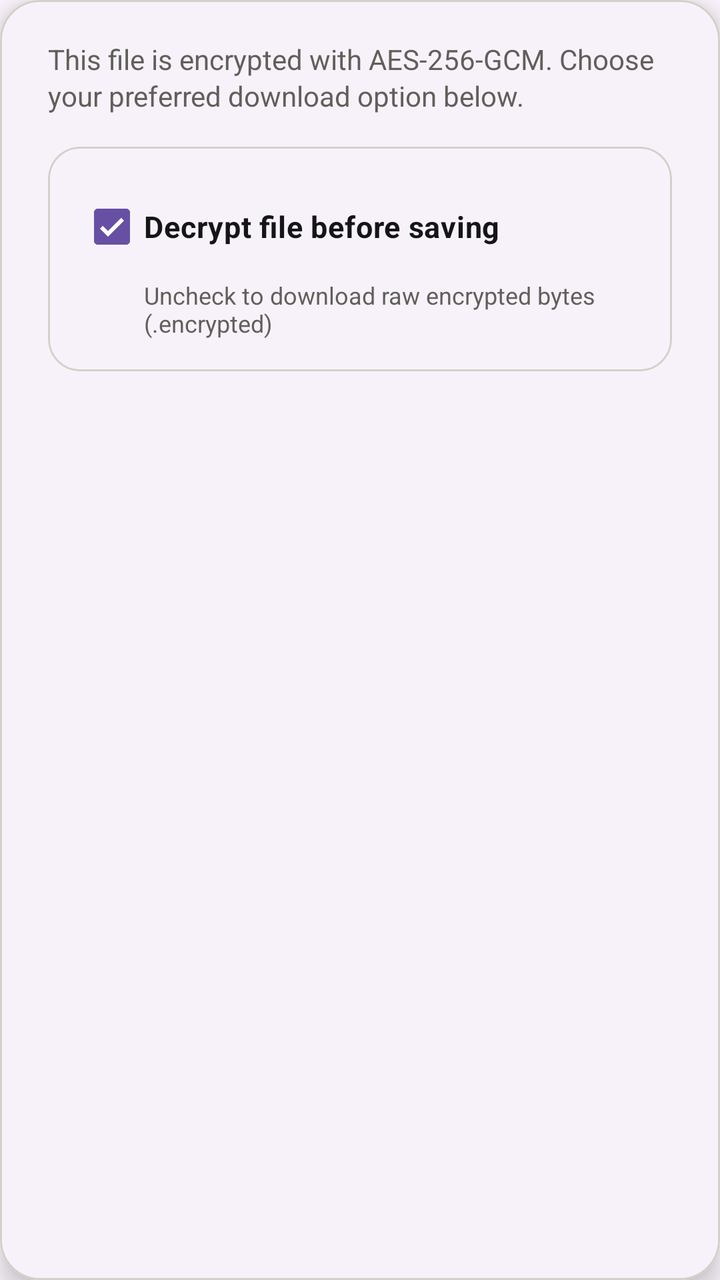
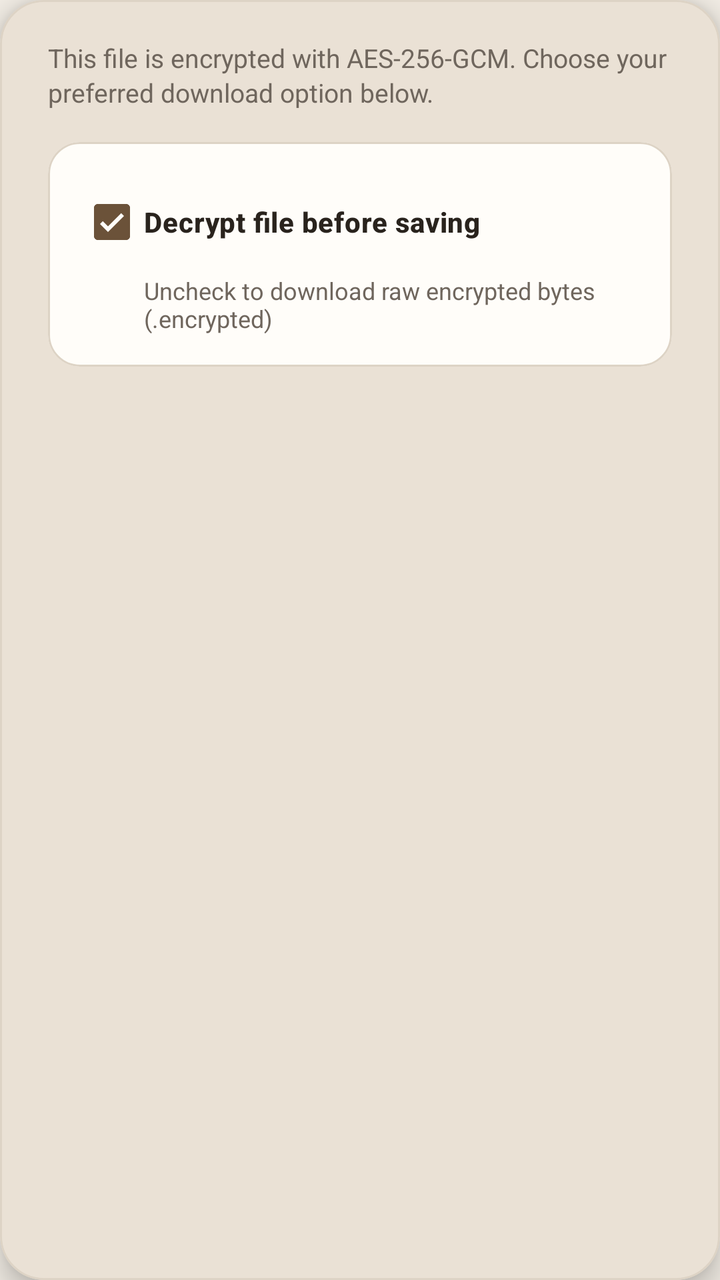

Before-and-after screenshots of an Android layout around one commit, followed by the original layout XML and the change that was made.
<!-- AndroidManifest.xml: application theme Theme.CipherVault -->
<!-- res/layout/dialog_download_options.xml -->
<?xml version="1.0" encoding="utf-8"?>
<com.google.android.material.card.MaterialCardView
    xmlns:android="http://schemas.android.com/apk/res/android"
    xmlns:app="http://schemas.android.com/apk/res-auto"
    android:layout_width="match_parent"
    android:layout_height="wrap_content"
    app:cardCornerRadius="20dp"
    app:cardElevation="8dp"
    app:strokeWidth="1dp"
    app:strokeColor="?attr/colorOutlineVariant"
    app:cardBackgroundColor="?attr/colorSurfaceContainerLow">

    <LinearLayout
        android:layout_width="match_parent"
        android:layout_height="wrap_content"
        android:orientation="vertical"
        android:paddingHorizontal="24dp"
        android:paddingTop="20dp"
        android:paddingBottom="16dp">

        
        <TextView
            android:id="@+id/tvDialogMessage"
            android:layout_width="match_parent"
            android:layout_height="wrap_content"
            android:text="@string/download_dialog_msg_aes"
            android:textColor="?attr/colorOnSurfaceVariant"
            android:textSize="14sp"
            android:lineSpacingExtra="2dp" />

        
        <com.google.android.material.card.MaterialCardView
            style="@style/Widget.Material3.CardView.Filled"
            android:layout_width="match_parent"
            android:layout_height="wrap_content"
            android:layout_marginTop="16dp"
            app:cardCornerRadius="16dp"
            app:cardElevation="0dp"
            app:strokeWidth="1dp"
            app:strokeColor="?attr/colorOutlineVariant"
            app:cardBackgroundColor="?attr/colorSurfaceContainerLow">

            <LinearLayout
                android:layout_width="match_parent"
                android:layout_height="wrap_content"
                android:orientation="vertical"
                android:padding="16dp">

                <com.google.android.material.checkbox.MaterialCheckBox
                    android:id="@+id/cbDecrypt"
                    android:layout_width="match_parent"
                    android:layout_height="wrap_content"
                    android:checked="true"
                    android:text="@string/cb_decrypt_label"
                    android:textColor="?attr/colorOnSurface"
                    android:textSize="15sp"
                    android:textStyle="bold" />

                <TextView
                    android:id="@+id/tvDecryptHint"
                    android:layout_width="match_parent"
                    android:layout_height="wrap_content"
                    android:layout_marginStart="32dp"
                    android:layout_marginTop="2dp"
                    android:text="@string/cb_decrypt_hint"
                    android:textColor="?attr/colorOnSurfaceVariant"
                    android:textSize="12sp" />
            </LinearLayout>
        </com.google.android.material.card.MaterialCardView>

    </LinearLayout>
</com.google.android.material.card.MaterialCardView>
<!-- resources referenced by this layout -->
<resources>
  <style name="Theme.CipherVault" parent="Theme.Material3.DayNight.NoActionBar">
          
          <item name="colorSurface">@color/md_theme_light_surface</item>
          <item name="colorOnSurface">@color/md_theme_light_onSurface</item>
          <item name="colorSurfaceVariant">@color/md_theme_light_surfaceVariant</item>
          <item name="colorOnSurfaceVariant">@color/md_theme_light_onSurfaceVariant</item>
          <item name="colorOutline">@color/md_theme_light_outline</item>
          <item name="colorOutlineVariant">@color/md_theme_light_outlineVariant</item>
  
          
          <item name="android:statusBarColor">@android:color/transparent</item>
          <item name="android:navigationBarColor">@android:color/transparent</item>
          <item name="android:windowLightStatusBar">true</item>
          <item name="android:windowLightNavigationBar" tools:targetApi="o_mr1">true</item>
      </style>
  <color name="md_theme_light_surface">#F9F8F6</color>
  <color name="md_theme_light_onSurface">#151518</color>
  <color name="md_theme_light_surfaceVariant">#E6E3DD</color>
  <color name="md_theme_light_onSurfaceVariant">#605F5A</color>
  <color name="md_theme_light_outline">#8A8882</color>
  <color name="md_theme_light_outlineVariant">#D4D0C8</color>
  <!-- unchanged entries left out for length: 3 -->
</resources>

<!-- the commit's change to res/layout/dialog_download_options.xml (unified diff, before → after) -->
@@ -4,7 +4,7 @@
     xmlns:app="http://schemas.android.com/apk/res-auto"
     android:layout_width="match_parent"
     android:layout_height="wrap_content"
-    app:cardCornerRadius="20dp"
+    app:cardCornerRadius="22dp"
     app:cardElevation="8dp"
     app:strokeWidth="1dp"
     app:strokeColor="?attr/colorOutlineVariant"
@@ -18,17 +18,15 @@
         android:paddingTop="20dp"
         android:paddingBottom="16dp">
 
-        
         <TextView
             android:id="@+id/tvDialogMessage"
             android:layout_width="match_parent"
             android:layout_height="wrap_content"
             android:text="@string/download_dialog_msg_aes"
             android:textColor="?attr/colorOnSurfaceVariant"
-            android:textSize="14sp"
+            android:textSize="13sp"
             android:lineSpacingExtra="2dp" />
 
-        
         <com.google.android.material.card.MaterialCardView
             style="@style/Widget.Material3.CardView.Filled"
             android:layout_width="match_parent"
@@ -38,7 +36,7 @@
             app:cardElevation="0dp"
             app:strokeWidth="1dp"
             app:strokeColor="?attr/colorOutlineVariant"
-            app:cardBackgroundColor="?attr/colorSurfaceContainerLow">
+            app:cardBackgroundColor="?attr/colorSurfaceContainer">
 
             <LinearLayout
                 android:layout_width="match_parent"
@@ -53,7 +51,8 @@
                     android:checked="true"
                     android:text="@string/cb_decrypt_label"
                     android:textColor="?attr/colorOnSurface"
-                    android:textSize="15sp"
+                    android:textSize="14sp"
+                    android:fontFamily="sans-serif-medium"
                     android:textStyle="bold" />
 
                 <TextView
<!-- resource entries referenced after the edit -->
@@ -2,25 +2,82 @@
 <resources>
   <style name="Theme.CipherVault" parent="Theme.Material3.DayNight.NoActionBar">
           
-          <item name="colorSurface">@color/md_theme_light_surface</item>
-          <item name="colorOnSurface">@color/md_theme_light_onSurface</item>
-          <item name="colorSurfaceVariant">@color/md_theme_light_surfaceVariant</item>
-          <item name="colorOnSurfaceVariant">@color/md_theme_light_onSurfaceVariant</item>
-          <item name="colorOutline">@color/md_theme_light_outline</item>
-          <item name="colorOutlineVariant">@color/md_theme_light_outlineVariant</item>
+          <item name="colorPrimary">@color/cv_light_primary_brown</item>
+          <item name="colorOnPrimary">@color/cv_light_surface</item>
+          <item name="colorPrimaryContainer">@color/cv_light_surface_container</item>
+          <item name="colorOnPrimaryContainer">@color/cv_light_text_primary</item>
+  
+          <item name="colorSecondary">@color/cv_light_caramel</item>
+          <item name="colorOnSecondary">@color/cv_light_surface</item>
+          <item name="colorSecondaryContainer">@color/cv_light_surface_elevated</item>
+          <item name="colorOnSecondaryContainer">@color/cv_light_text_primary</item>
+  
+          
+          <item name="android:colorBackground">@color/cv_light_bg</item>
+          <item name="colorSurface">@color/cv_light_bg</item>
+          <item name="colorOnSurface">@color/cv_light_text_primary</item>
+          <item name="colorSurfaceVariant">@color/cv_light_surface_container</item>
+          <item name="colorOnSurfaceVariant">@color/cv_light_text_secondary</item>
+          <item name="colorSurfaceContainer">@color/cv_light_surface</item>
+          <item name="colorSurfaceContainerLow">@color/cv_light_surface_container</item>
+          <item name="colorSurfaceContainerHigh">@color/cv_light_surface_elevated</item>
+          <item name="colorSurfaceContainerHighest">@color/cv_light_surface_container</item>
+  
+          
+          <item name="colorOutline">@color/cv_light_outline</item>
+          <item name="colorOutlineVariant">@color/cv_light_outline_variant</item>
+  
+          
+          <item name="colorError">@color/status_error</item>
+          <item name="colorOnError">#FFFFFF</item>
+          <item name="colorErrorContainer">@color/status_error_container</item>
   
           
           <item name="android:statusBarColor">@android:color/transparent</item>
           <item name="android:navigationBarColor">@android:color/transparent</item>
           <item name="android:windowLightStatusBar">true</item>
           <item name="android:windowLightNavigationBar" tools:targetApi="o_mr1">true</item>
+  
+          
+          <item name="shapeAppearanceSmallComponent">@style/ShapeAppearance.CipherVault.Small</item>
+          <item name="shapeAppearanceMediumComponent">@style/ShapeAppearance.CipherVault.Medium</item>
+          <item name="shapeAppearanceLargeComponent">@style/ShapeAppearance.CipherVault.Large</item>
+          <item name="bottomSheetDialogTheme">@style/Theme.CipherVault.BottomSheetDialog</item>
       </style>
-  <color name="md_theme_light_surface">#F9F8F6</color>
-  <color name="md_theme_light_onSurface">#151518</color>
-  <color name="md_theme_light_surfaceVariant">#E6E3DD</color>
-  <color name="md_theme_light_onSurfaceVariant">#605F5A</color>
-  <color name="md_theme_light_outline">#8A8882</color>
-  <color name="md_theme_light_outlineVariant">#D4D0C8</color>
+  <color name="cv_light_primary_brown">#6B5239</color>
+  <color name="cv_light_surface">#FFFDF9</color>
+  <color name="cv_light_surface_container">#EAE1D5</color>
+  <color name="cv_light_text_primary">#29231D</color>
+  <color name="cv_light_caramel">#A68157</color>
+  <color name="cv_light_surface_elevated">#F7F1E8</color>
+  <color name="cv_light_bg">#F3EEE6</color>
+  <color name="cv_light_text_secondary">#6F665D</color>
+  <color name="cv_light_outline">#C9BDAF</color>
+  <color name="cv_light_outline_variant">#DDD3C5</color>
+  <color name="status_error">#EF4444</color>
+  <color name="status_error_container">#3D1515</color>
+  <style name="ShapeAppearance.CipherVault.Small" parent="ShapeAppearance.Material3.Corner.Small">
+          <item name="cornerSize">14dp</item>
+      </style>
+  <style name="ShapeAppearance.CipherVault.Medium" parent="ShapeAppearance.Material3.Corner.Medium">
+          <item name="cornerSize">20dp</item>
+      </style>
+  <style name="ShapeAppearance.CipherVault.Large" parent="ShapeAppearance.Material3.Corner.Large">
+          <item name="cornerSize">26dp</item>
+      </style>
+  <style name="Theme.CipherVault.BottomSheetDialog" parent="ThemeOverlay.Material3.BottomSheetDialog">
+          <item name="bottomSheetStyle">@style/Widget.CipherVault.BottomSheet</item>
+      </style>
+  <style name="Widget.CipherVault.BottomSheet" parent="Widget.Material3.BottomSheet">
+          <item name="shapeAppearance">@style/ShapeAppearance.CipherVault.BottomSheet</item>
+          <item name="backgroundTint">@color/cv_light_surface</item>
+      </style>
+  <style name="ShapeAppearance.CipherVault.BottomSheet" parent="ShapeAppearance.Material3.Corner.Large">
+          <item name="cornerSizeTopLeft">28dp</item>
+          <item name="cornerSizeTopRight">28dp</item>
+          <item name="cornerSizeBottomLeft">0dp</item>
+          <item name="cornerSizeBottomRight">0dp</item>
+      </style>
   <!-- unchanged entries left out for length: 3 -->
 </resources>
 
